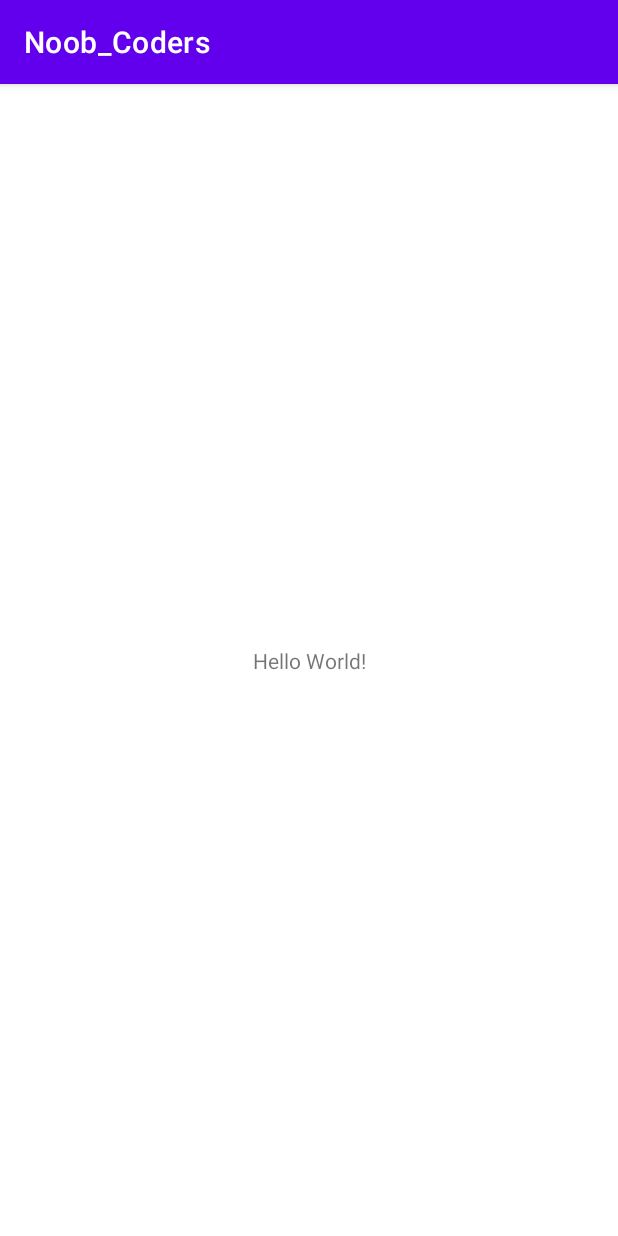
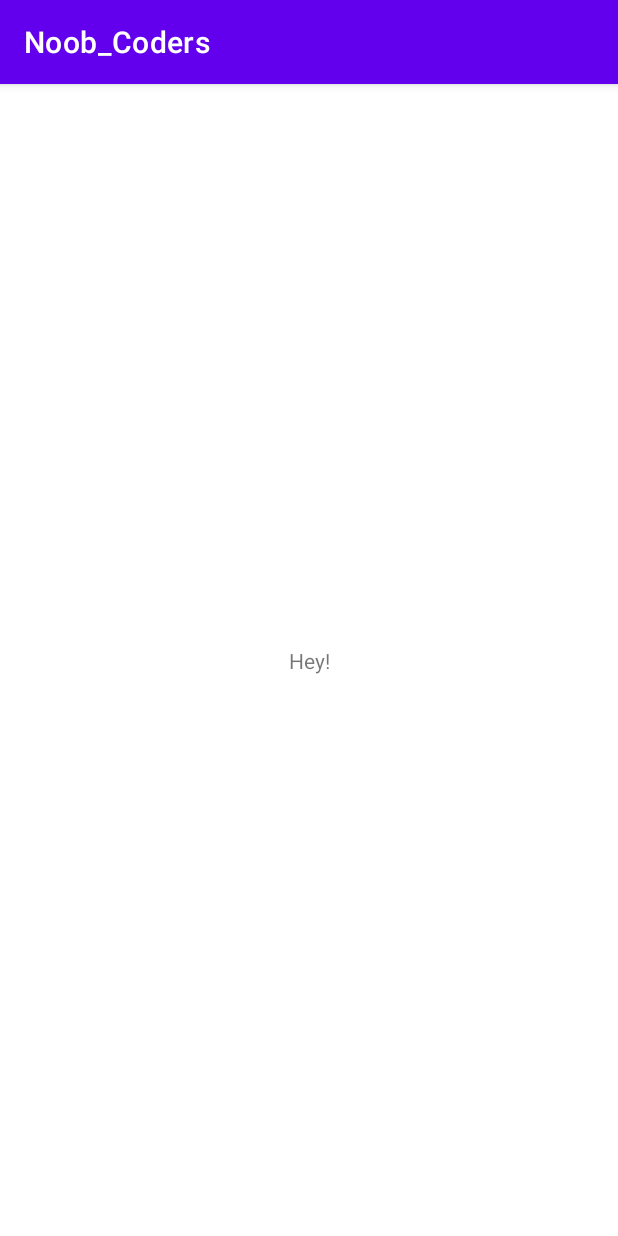
Before and after one commit to shreyassspp/Noob_Coders, an Android app: the screen it shows after launch (MainActivity), on a phone screen of 412 x 824 dp. Run offline under Robolectric (Android 15) with nearby library versions, the phone set to English and light mode, and no system bars.

Commit message:
Changed Text

```diff
--- a/app/src/main/res/layout/activity_main.xml
+++ b/app/src/main/res/layout/activity_main.xml
@@ -9,7 +9,7 @@
     <TextView
         android:layout_width="wrap_content"
         android:layout_height="wrap_content"
-        android:text="Hello World!"
+        android:text="Hey!"
         app:layout_constraintBottom_toBottomOf="parent"
         app:layout_constraintLeft_toLeftOf="parent"
         app:layout_constraintRight_toRightOf="parent"
```
